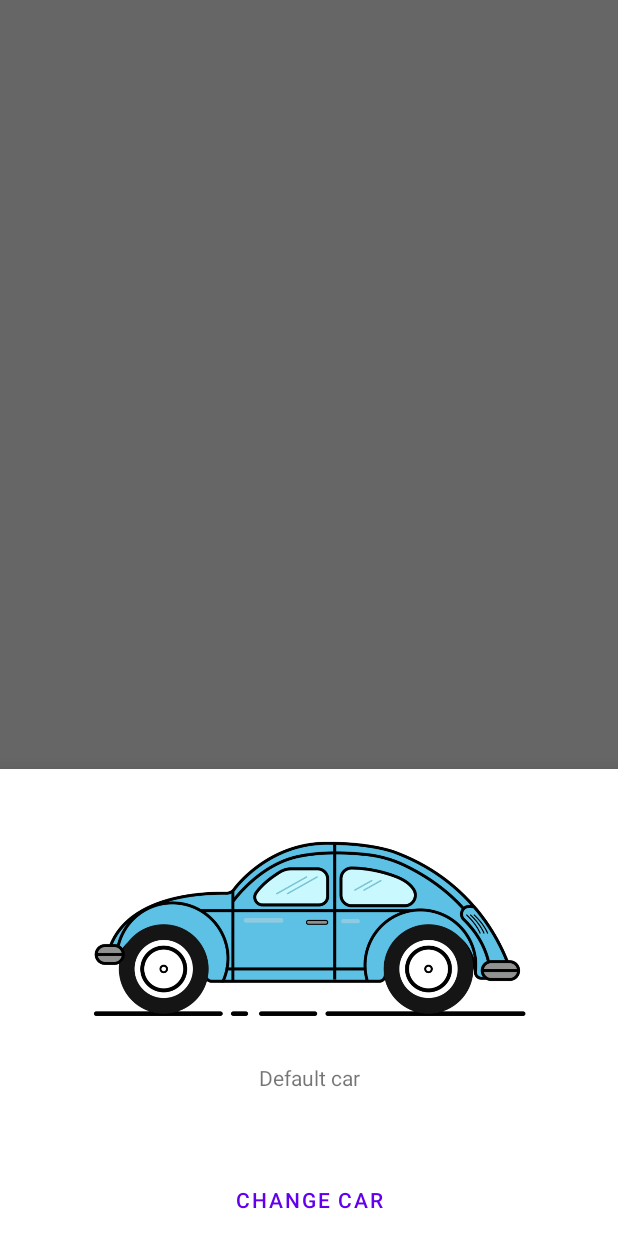
After one commit to Lockdowned/Diary-Cars-Final, an Android app: the fragment BottomSheetDialogConfCar placed in its activity, on a phone screen of 412 x 824 dp. The commit adds this screen. Run offline under Robolectric (Android 15) with nearby library versions, the phone set to English and light mode, and no system bars; our stand-ins replace Dagger/Hilt's generated code, Firebase (no records; nobody signed in at launch, a user with empty details on screens opened directly), Room's generated code, navigation-ui; libraries missing offline, so code that uses them is left out: com.fondesa.kpermissions.

Commit message:
implemantation bottom sheet dialog fragment

```diff
--- /dev/null
+++ b/app/src/main/java/com/example/finalprojectacad/ui/fragments/bottomSheetConf/BottomSheetDialogConfCar.kt
@@ -0,0 +1,85 @@
+package com.example.finalprojectacad.ui.fragments.bottomSheetConf
+
+import android.os.Bundle
+import android.view.LayoutInflater
+import android.view.View
+import android.view.ViewGroup
+import androidx.core.view.isGone
+import androidx.fragment.app.activityViewModels
+import androidx.lifecycle.Observer
+import androidx.navigation.fragment.findNavController
+import com.bumptech.glide.Glide
+import com.example.finalprojectacad.R
+import com.example.finalprojectacad.data.localDB.entity.CarRoom
+import com.example.finalprojectacad.databinding.BottomSheetDialogConfCarBinding
+import com.example.finalprojectacad.ui.SharedViewModel
+import com.google.android.material.bottomsheet.BottomSheetDialogFragment
+import dagger.hilt.android.AndroidEntryPoint
+
+@AndroidEntryPoint
+class BottomSheetDialogConfCar : BottomSheetDialogFragment() {
+
+    private var binding: BottomSheetDialogConfCarBinding? = null
+    private val viewModel: BottomSheetViewModel by activityViewModels()
+    private val sharedViewModel: SharedViewModel by activityViewModels()
+
+    override fun onCreateView(
+        inflater: LayoutInflater,
+        container: ViewGroup?,
+        savedInstanceState: Bundle?
+    ): View {
+        binding = BottomSheetDialogConfCarBinding.inflate(inflater, container, false)
+        return binding!!.root
+    }
+
+    override fun onViewCreated(view: View, savedInstanceState: Bundle?) {
+        super.onViewCreated(view, savedInstanceState)
+
+        val navigation = requireActivity().supportFragmentManager
+            .findFragmentById(R.id.mainNavFragment)?.findNavController()
+//        val navigation = Navigation.findNavController(view) //why didn't find navigation
+        val chosenCar = sharedViewModel.getChosenCar()
+
+        binding?.apply {
+            if (chosenCar != null) {
+                val infoTextCar = chosenCar.brandName + " " + chosenCar.modelName
+                if (chosenCar.year != -1) {
+                    infoTextCar.plus(" ${chosenCar.year}")
+                }
+                textViewCarBottomDialog.text = infoTextCar
+
+                showCarImg(chosenCar)
+
+
+                buttonConfirmCarBottomDialog.setOnClickListener {
+                    navigation?.navigate(R.id.trackTripFragment)
+                }
+            } else {
+                buttonConfirmCarBottomDialog.isGone = true
+            }
+
+            buttonChangeCarBottomDialog.setOnClickListener {
+                sharedViewModel.confirmChosenCarFlag = true
+                navigation?.popBackStack()
+            }
+        }
+
+    }
+
+    private fun showCarImg(chosenCar: CarRoom) {
+        viewModel.allImagesLiveData.observe(
+            this@BottomSheetDialogConfCar,
+            Observer { listImg ->
+                val findImgRoom =
+                    listImg.find { imageCarRoom ->
+                        imageCarRoom.id == chosenCar.carId
+                    }
+                findImgRoom?.let { findImg ->
+                    Glide.with(binding!!.root.context).load(findImg.imgCar)
+                        .into(binding!!.imageViewCarBottomDialog)
+                }
+            })
+    }
+
+
+}
--- a/app/src/main/java/com/example/finalprojectacad/ui/fragments/listCars/CarsListAdaptor.kt
+++ b/app/src/main/java/com/example/finalprojectacad/ui/fragments/listCars/CarsListAdaptor.kt
@@ -103,6 +103,10 @@ class CarsListAdaptor(
             }
         }
         itemView.setOnClickListener { view ->
+            if (sharedViewModel.confirmChosenCarFlag) {
+                sharedViewModel.confirmChosenCarFlag = false
+                viewModel.confirmCarLiveData.value = car
+            }
             if (chosenCar == null) {
                 chosenCar = car
                 view.setBackgroundColor(Color.YELLOW)
--- a/app/src/main/java/com/example/finalprojectacad/ui/fragments/listCars/ListCarsViewModel.kt
+++ b/app/src/main/java/com/example/finalprojectacad/ui/fragments/listCars/ListCarsViewModel.kt
@@ -1,6 +1,7 @@
 package com.example.finalprojectacad.ui.fragments.listCars
 
 import androidx.lifecycle.LiveData
+import androidx.lifecycle.MutableLiveData
 import androidx.lifecycle.ViewModel
 import androidx.lifecycle.asLiveData
 import com.example.finalprojectacad.data.localDB.entity.CarRoom
@@ -21,6 +22,8 @@ class ListCarsViewModel
     val allCarsLiveData: LiveData<List<CarRoom>> = mainRepository.getAllCars().asLiveData()
     val allImagesLiveData: LiveData<List<ImageCarRoom>> = mainRepository.getAllImages().asLiveData()
 
+    val confirmCarLiveData: MutableLiveData<CarRoom?> = MutableLiveData(null)
+
     private var tempCarsAdaptor: CarsListAdaptor? = null
 
     fun getCarsRVAdaptor(): CarsListAdaptor? {
--- a/app/src/main/java/com/example/finalprojectacad/ui/fragments/trackTrip/TrackTripFragment.kt
+++ b/app/src/main/java/com/example/finalprojectacad/ui/fragments/trackTrip/TrackTripFragment.kt
@@ -392,7 +392,7 @@ class TrackTripFragment : Fragment(), OnMapReadyCallback {
                 / 1000f / 60 / 60) * 10 / 10f)
         Log.d(TAG, "calculateAvgSpeed: $totalAvgSpeed")
         var roundAvgSpeed = 0f
-        if (!totalAvgSpeed.isNaN()) {
+        if (!totalAvgSpeed.isNaN() && totalAvgSpeed.isFinite()) {
             roundAvgSpeed = BigDecimal(totalAvgSpeed)
                 .setScale(1, RoundingMode.HALF_EVEN).toFloat()
         }
--- /dev/null
+++ b/app/src/main/res/layout/bottom_sheet_dialog_conf_car.xml
@@ -0,0 +1,54 @@
+<?xml version="1.0" encoding="utf-8"?>
+<androidx.constraintlayout.widget.ConstraintLayout
+    xmlns:android="http://schemas.android.com/apk/res/android"
+    xmlns:app="http://schemas.android.com/apk/res-auto"
+    android:layout_width="match_parent"
+    android:layout_height="wrap_content">
+
+    <com.google.android.material.imageview.ShapeableImageView
+        android:id="@+id/imageViewCarBottomDialog"
+        android:layout_width="300dp"
+        android:layout_height="180dp"
+        android:layout_marginTop="8dp"
+        android:scaleType="centerCrop"
+        app:layout_constraintEnd_toEndOf="parent"
+        app:layout_constraintHorizontal_bias="0.5"
+        app:layout_constraintStart_toStartOf="parent"
+        app:layout_constraintTop_toTopOf="parent"
+        app:shapeAppearanceOverlay="@style/roundedImageView"
+        app:srcCompat="@drawable/default_car" />
+
+    <Button
+        android:id="@+id/buttonConfirmCarBottomDialog"
+        android:layout_width="wrap_content"
+        android:layout_height="wrap_content"
+        android:layout_marginTop="16dp"
+        android:layout_marginBottom="8dp"
+        android:text="Confirm Car"
+        app:layout_constraintBottom_toBottomOf="parent"
+        app:layout_constraintEnd_toStartOf="@+id/buttonChangeCarBottomDialog"
+        app:layout_constraintHorizontal_bias="0.5"
+        app:layout_constraintStart_toStartOf="parent"
+        app:layout_constraintTop_toBottomOf="@+id/textViewCarBottomDialog" />
+
+    <Button
+        android:id="@+id/buttonChangeCarBottomDialog"
+        android:layout_width="wrap_content"
+        android:layout_height="wrap_content"
+        android:text="Change car"
+        app:layout_constraintEnd_toEndOf="parent"
+        app:layout_constraintHorizontal_bias="0.5"
+        app:layout_constraintStart_toEndOf="@+id/buttonConfirmCarBottomDialog"
+        app:layout_constraintTop_toTopOf="@+id/buttonConfirmCarBottomDialog" />
+
+    <TextView
+        android:id="@+id/textViewCarBottomDialog"
+        android:layout_width="wrap_content"
+        android:layout_height="wrap_content"
+        android:layout_marginTop="8dp"
+        android:text="Default car"
+        app:layout_constraintEnd_toEndOf="parent"
+        app:layout_constraintHorizontal_bias="0.5"
+        app:layout_constraintStart_toStartOf="parent"
+        app:layout_constraintTop_toBottomOf="@+id/imageViewCarBottomDialog" />
+</androidx.constraintlayout.widget.ConstraintLayout>
--- a/app/src/main/res/layout/fragment_add_car.xml
+++ b/app/src/main/res/layout/fragment_add_car.xml
@@ -1,5 +1,6 @@
 <?xml version="1.0" encoding="utf-8"?>
-<FrameLayout xmlns:android="http://schemas.android.com/apk/res/android"
+<FrameLayout
+    xmlns:android="http://schemas.android.com/apk/res/android"
     xmlns:app="http://schemas.android.com/apk/res-auto"
     xmlns:tools="http://schemas.android.com/tools"
     android:layout_width="match_parent"
--- a/app/src/main/res/layout/item_rv_list_cars.xml
+++ b/app/src/main/res/layout/item_rv_list_cars.xml
@@ -12,7 +12,6 @@
         android:layout_height="150dp"
         android:layout_marginStart="4dp"
         android:layout_marginBottom="8dp"
-        android:contentDescription="car img"
         android:scaleType="centerCrop"
         app:layout_constraintBottom_toBottomOf="parent"
         app:layout_constraintStart_toStartOf="parent"
--- a/app/src/main/res/navigation/nav.xml
+++ b/app/src/main/res/navigation/nav.xml
@@ -48,4 +48,9 @@
         android:name="com.example.finalprojectacad.ui.fragments.addCar.AddCarFragment"
         android:label="fragment_add_car"
         tools:layout="@layout/fragment_add_car" />
+    <dialog
+        android:id="@+id/bottomSheetDialogConfCar"
+        android:name="com.example.finalprojectacad.ui.fragments.bottomSheetConf.BottomSheetDialogConfCar"
+        android:label="BottomSheetDialogConfCar"
+        tools:layout="@layout/bottom_sheet_dialog_conf_car"/>
 </navigation>
```
Also changed, not shown: app/src/main/java/com/example/finalprojectacad/ui/SharedViewModel.kt (+1 -6 lines), app/src/main/java/com/example/finalprojectacad/ui/activity/MainActivity.kt (+14 -13 lines), app/src/main/java/com/example/finalprojectacad/ui/fragments/bottomSheetConf/BottomSheetViewModel.kt (added, +19 -0 lines), app/src/main/java/com/example/finalprojectacad/ui/fragments/listCars/ListCarsFragment.kt (+22 -9 lines).
